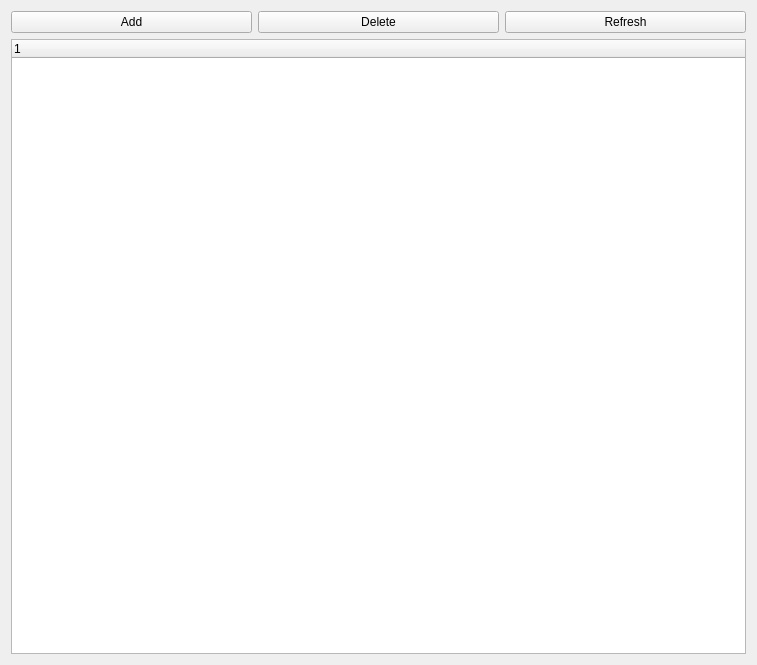
Qt form mandelbulber2/qt/objects_tree_widget.ui (buddhi1980/mandelbulber2) before a commit.
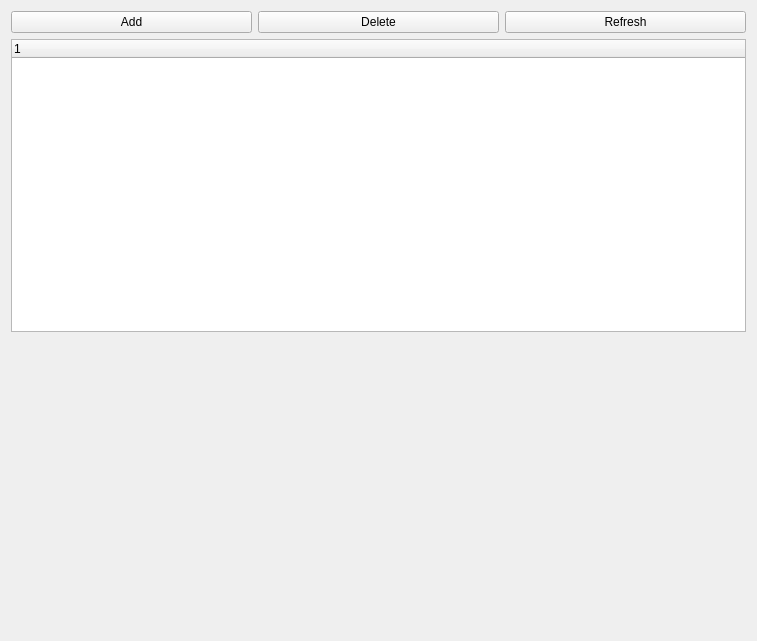
The same form after that commit.

Commit message: The ui for the fractal and primites now appear properly when selected in the tree

```diff
--- a/mandelbulber2/qt/objects_tree_widget.ui
+++ b/mandelbulber2/qt/objects_tree_widget.ui
@@ -7,7 +7,7 @@
     <x>0</x>
     <y>0</y>
     <width>757</width>
-    <height>665</height>
+    <height>641</height>
    </rect>
   </property>
   <property name="windowTitle">
@@ -48,6 +48,16 @@
      </column>
     </widget>
    </item>
+   <item>
+    <widget class="QWidget" name="widget_editor_area" native="true">
+     <property name="sizePolicy">
+      <sizepolicy hsizetype="Preferred" vsizetype="MinimumExpanding">
+       <horstretch>0</horstretch>
+       <verstretch>0</verstretch>
+      </sizepolicy>
+     </property>
+    </widget>
+   </item>
   </layout>
  </widget>
  <resources/>
```
Left out of the diff: 4 changed lines with no effect on the pictures. The commit also changes 4 other files.
